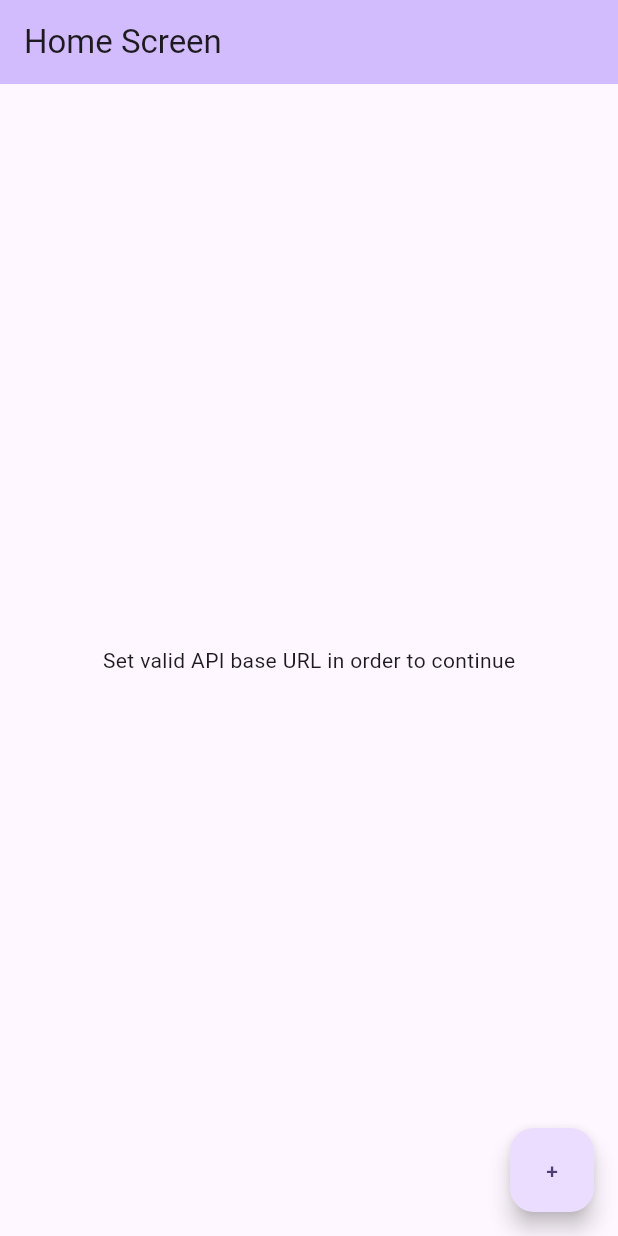
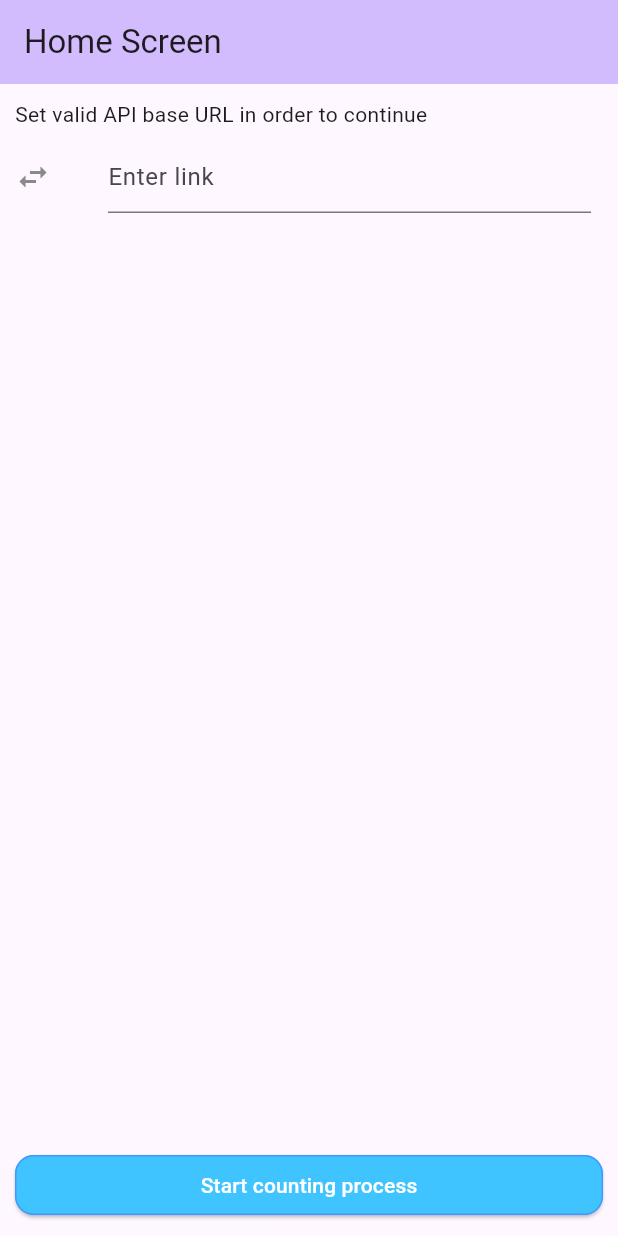
Before and after one commit to MaiklSt/find_path, a Flutter app: the screen it shows after launch, on a phone screen of 412 x 824 dp. Run offline on Flutter 3.47's test engine with Material 3 defaults, Android fonts, the light colour scheme and no system bars; our stand-ins replace dio, flutter_bloc.

Commit message:
screen and progress logic

```diff
--- a/lib/configs/app_strings.dart
+++ b/lib/configs/app_strings.dart
@@ -1,5 +1,10 @@
 class AppStrings {
   static const String websparkTestTask = 'Webspark test task';
   static const String homeScreen = 'Home Screen';
+  static const String processScreen = 'Process Screen';
   static const String setValidApiBaseUrlInOrderToContinue = 'Set valid API base URL in order to continue';
+  static const String startCountingProcess = 'Start counting process';
+  static const String allCalculationsHasFinished = 'All calculations has finished, you can send your results to server';
+  static const String calculation = 'Calculation...';
+  static const String sendResultsToServer = 'Send results to server';
 }
--- /dev/null
+++ b/lib/models/data_for_processing_model.dart
@@ -0,0 +1,74 @@
+
+DataForProcessingModel dataForProcessingModelFromJson(Map<String, dynamic> map) => DataForProcessingModel.fromJson(map);
+
+class DataForProcessingModel {
+    bool? error;
+    String? message;
+    List<Data>? data;
+
+    DataForProcessingModel({
+        this.error,
+        this.message,
+        this.data,
+    });
+
+    factory DataForProcessingModel.fromJson(Map<String, dynamic> json) => DataForProcessingModel(
+        error: json['error'],
+        message: json['message'],
+        data: json['data'] == null ? [] : List<Data>.from(json['data']!.map((x) => Data.fromJson(x))),
+    );
+
+    Map<String, dynamic> toJson() => {
+        'error': error,
+        'message': message,
+        'data': data == null ? [] : List<dynamic>.from(data!.map((x) => x.toJson())),
+    };
+}
+
+class Data {
+    String? id;
+    List<String>? field;
+    Position? start;
+    Position? end;
+
+    Data({
+        this.id,
+        this.field,
+        this.start,
+        this.end,
+    });
+
+    factory Data.fromJson(Map<String, dynamic> json) => Data(
+        id: json['id'],
+        field: json['field'] == null ? [] : List<String>.from(json['field']!.map((x) => x)),
+        start: json['start'] == null ? null : Position.fromJson(json['start']),
+        end: json['end'] == null ? null : Position.fromJson(json['end']),
+    );
+
+    Map<String, dynamic> toJson() => {
+        'id': id,
+        'field': field == null ? [] : List<dynamic>.from(field!.map((x) => x)),
+        'start': start?.toJson(),
+        'end': end?.toJson(),
+    };
+}
+
+class Position {
+    int? x;
+    int? y;
+
+    Position({
+        this.x,
+        this.y,
+    });
+
+    factory Position.fromJson(Map<String, dynamic> json) => Position(
+        x: json['x'],
+        y: json['y'],
+    );
+
+    Map<String, dynamic> toJson() => {
+        'x': x,
+        'y': y,
+    };
+}
--- a/lib/utils/api.dart
+++ b/lib/utils/api.dart
@@ -2,7 +2,6 @@
 import 'package:dio/dio.dart';
 import 'package:flutter/foundation.dart';
 import 'package:webspark_test_task/configs/config.dart';
-import 'package:webspark_test_task/configs/endpoints.dart';
 import 'package:webspark_test_task/utils/failure.dart';
 
 class Api {
@@ -35,10 +34,9 @@ class Api {
     }
   }
 
-  Future getDataForProcessing() async {
+  Future<Response> getDataForProcessing(String endpoint) async {
     try {
-      // ignore: unused_local_variable
-      var response = await _dio.get(Endpoints.flutterApi);
+      return await _dio.get(endpoint);
     } on DioException catch (e) {
       throw Failure(e.message ?? '', code: e.response?.statusCode ?? 0);
     } catch (e) {
--- a/lib/views/home/cubit/home_state.dart
+++ b/lib/views/home/cubit/home_state.dart
@@ -1,5 +1,21 @@
+
 part of 'home_cubit.dart';
 
-class HomeState {}
+final class HomeState {
+  final bool isLoading;
+  final Failure? failure;
+  final List<Data>? data;
+  HomeState({this.isLoading = false, this.failure, this.data});
 
-final class HomeInitial extends HomeState {}
+  HomeState copyWith({
+    bool? isLoading,
+    Failure? failure,
+    List<Data>? data,
+  }) {
+    return HomeState(
+      isLoading: isLoading ?? this.isLoading,
+      failure: failure ?? this.failure,
+      data: data ?? this.data,
+    );
+  }
+}
--- a/lib/views/home/home_screen.dart
+++ b/lib/views/home/home_screen.dart
@@ -2,6 +2,9 @@ import 'package:flutter/material.dart';
 import 'package:flutter_bloc/flutter_bloc.dart';
 import 'package:webspark_test_task/configs/app_strings.dart';
 import 'package:webspark_test_task/views/home/cubit/home_cubit.dart';
+import 'package:webspark_test_task/views/process/process_screen.dart';
+import 'package:webspark_test_task/views/widgets/app_loader.dart';
+import 'package:webspark_test_task/views/widgets/custom_elevated_button.dart';
 
 class HomeScreen extends StatelessWidget {
   const HomeScreen({super.key});
@@ -13,21 +16,97 @@ class HomeScreen extends StatelessWidget {
         backgroundColor: Theme.of(context).colorScheme.inversePrimary,
         title: const Text(AppStrings.homeScreen),
       ),
-      body: const Center(
+      body: Center(
+        child: BlocConsumer<HomeCubit, HomeState>(
+          listener: (context, state) {
+            if (state.data != null) {
+              Navigator.push(
+                context,
+                MaterialPageRoute(builder: (context) => ProcessScreen(data: state.data!)),
+              );
+            }
+          },
+          builder: (context, state) {
+            return Stack(
+              children: [
+                Padding(
+                  padding:
+                      const EdgeInsets.symmetric(vertical: 10, horizontal: 10),
                   child: Column(
-          mainAxisAlignment: MainAxisAlignment.center,
+                    mainAxisAlignment: MainAxisAlignment.spaceBetween,
                     children: <Widget>[
-            Text(
+                      Column(
+                        crossAxisAlignment: CrossAxisAlignment.start,
+                        children: [
+                          const Text(
                             AppStrings.setValidApiBaseUrlInOrderToContinue,
+                          ),
+                          Row(
+                            mainAxisSize: MainAxisSize.min,
+                            children: [
+                              const Icon(Icons.swap_horiz_sharp,
+                                  color: Color.fromARGB(255, 137, 137, 137)),
+                              const SizedBox(width: 30),
+                              Flexible(
+                                child: Padding(
+                                  padding: const EdgeInsets.all(8.0),
+                                  child: TextField(
+                                    enabled: !state.isLoading,
+                                    decoration: const InputDecoration(
+                                      hintText: 'Enter link',
+                                      border: UnderlineInputBorder(),
+                                    ),
+                                    onChanged: (text) => context
+                                        .read<HomeCubit>()
+                                        .setEndpoint(text),
+                                  ),
+                                ),
+                              ),
+                            ],
+                          ),
+                        ],
+                      ),
+                      Row(
+                        children: [
+                          Expanded(
+                            child: CustomElevatedButton(
+                              buttonTitle: AppStrings.startCountingProcess,
+                              onPressed: state.isLoading
+                                  ? null
+                                  : () => context
+                                      .read<HomeCubit>()
+                                      .getDataForProcessing(),
+                            ),
+                          ),
+                        ],
                       ),
                     ],
                   ),
                 ),
-      floatingActionButton: FloatingActionButton(
-        onPressed: () async {
-          await context.read<HomeCubit>().getDataForProcessing();
+                state.isLoading ? const AppLoader() : const SizedBox.shrink(),
+                state.failure != null
+                    ? Center(
+                        child: Padding(
+                          padding: const EdgeInsets.all(8.0),
+                          child: Container(
+                            decoration: BoxDecoration(
+                              color: Colors.red,
+                              borderRadius: BorderRadius.circular(12.5),
+                            ),
+                            child: Padding(
+                              padding: const EdgeInsets.all(8.0),
+                              child: Text(
+                                state.failure!.message,
+                              ),
+                            ),
+                          ),
+                        ),
+                      )
+                    : const SizedBox.shrink(),
+              ],
+            );
           },
-        child: const Text('+'),
+        ),
       ),
     );
   }
--- /dev/null
+++ b/lib/views/widgets/custom_elevated_button.dart
@@ -0,0 +1,42 @@
+import 'package:flutter/material.dart';
+
+class CustomElevatedButton extends StatelessWidget {
+  const CustomElevatedButton({
+    super.key,
+    this.onPressed,
+    this.backgroundColor = const Color(0xFF40C4FF),
+    this.borderColor = const Color(0xFF4398FF),
+    this.borderRadius = 12.5,
+    this.titleColor = Colors.white,
+    required this.buttonTitle
+  });
+
+  final Function()? onPressed;
+  final String buttonTitle;
+  final Color backgroundColor;
+  final Color borderColor;
+  final Color titleColor;
+  final double borderRadius;
+
+  @override
+  Widget build(BuildContext context) {
+    return ElevatedButton(
+      style: ButtonStyle(
+        backgroundColor: MaterialStateProperty.resolveWith<Color>((states) {
+          if (states.contains(MaterialState.disabled)) {
+            return Colors.grey;
+          }
+          return backgroundColor;
+        }),
+        shape: MaterialStateProperty.all<RoundedRectangleBorder>(
+          RoundedRectangleBorder(
+            borderRadius: BorderRadius.circular(borderRadius),
+            side: BorderSide(color: borderColor),
+          ),
+        ),
+      ),
+      onPressed: onPressed,
+      child: Text(buttonTitle, style: TextStyle(color: titleColor)),
+    );
+  }
+}
```
Also changed, not shown: lib/models/calculation_result_model.dart (added, +12 -0 lines), lib/models/location_model.dart (added, +18 -0 lines), lib/models/path_element_model.dart (added, +16 -0 lines), lib/utils/helper_class.dart (added, +214 -0 lines), lib/views/home/cubit/home_cubit.dart (+53 -2 lines), lib/views/process/cubit/process_cubit.dart (added, +41 -0 lines), lib/views/process/cubit/process_state.dart (added, +18 -0 lines), lib/views/process/process_screen.dart (added, +86 -0 lines), lib/views/widgets/app_loader.dart (added, +10 -0 lines). Lines whose indentation alone changed are shown as unchanged.
